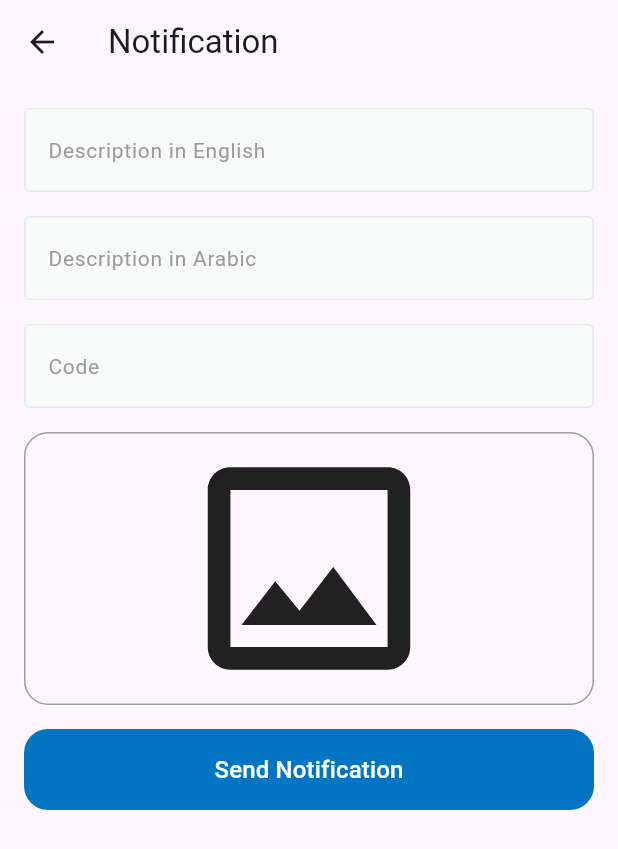
After one commit to youssef336/fashion_dashboard, a Flutter app: the NotificationView screen opened by its route, on a phone screen of 412 x 824 dp. The commit adds this screen. Shown: the top 849 px of the screen. Run offline on Flutter 3.47's test engine with Material 3 defaults, Android fonts, the phone set to English and light mode, and no system bars; drawn by our look-alikes of skeletonizer; our stand-ins replace bloc, cloud_firestore, dartz, equatable, firebase_auth, firebase_core and 7 more; accounts and stored records are empty.

Commit message:
add notification

```diff
--- a/lib/core/helper_functions/on_generate_routes.dart
+++ b/lib/core/helper_functions/on_generate_routes.dart
@@ -2,12 +2,15 @@ import 'package:fashion_dashboard/features/addproduct/presentation/views/addprod
 import 'package:fashion_dashboard/features/auth/presentation/views/login_view.dart';
 import 'package:fashion_dashboard/features/deleteproduct/presentation/views/delete_product_view.dart';
 import 'package:fashion_dashboard/features/home/presentation/views/home_view.dart';
+import 'package:fashion_dashboard/features/notification/presentation/views/notification_view.dart';
 import 'package:flutter/material.dart';
 
 Route<dynamic> onGenerateRoute(RouteSettings settings) {
   switch (settings.name) {
     case HomeView.routeName:
       return MaterialPageRoute(builder: (_) => const HomeView());
+    case NotificationView.routeName:
+      return MaterialPageRoute(builder: (_) => const NotificationView());
     case LoginView.routeName:
       return MaterialPageRoute(builder: (_) => const LoginView());
     case AddproductView.routeName:
--- a/lib/core/repo/addProduct/add_product_repo_impl.dart
+++ b/lib/core/repo/addProduct/add_product_repo_impl.dart
@@ -15,7 +15,7 @@ class AddProductRepoImpl implements AddProductRepo {
     try {
       await databaseService.addData(
         documentId: productEntity.docmentId,
-        path: Backendpoints.addProduct,
+        path: BackEndEndpoints.addProduct,
         data: ProductModel.fromEntity(productEntity).tojson(),
       );
       return const Right(null);
--- a/lib/core/repo/add_image/add_image_repo_impl.dart
+++ b/lib/core/repo/add_image/add_image_repo_impl.dart
@@ -15,7 +15,7 @@ class AddImageRepoImpl implements AddImageRepo {
     try {
       final url = await storageService.uploadfile(
         image!,
-        Backendpoints.addProduct,
+        BackEndEndpoints.addProduct,
       );
       return Right(url);
     } catch (e) {
--- a/lib/core/repo/customer_pay/customer_pay_repo_impl.dart
+++ b/lib/core/repo/customer_pay/customer_pay_repo_impl.dart
@@ -11,7 +11,7 @@ class CustomerPayRepoImpl implements CustomerPayRepo {
   Future<Either<Failure, void>> updateCustomerPay(bool ispay) async {
     try {
       await databaseService.updateData(
-        path: Backendpoints.pay,
+        path: BackEndEndpoints.pay,
         documentId: '1',
         data: {'isPay': ispay},
       );
--- a/lib/core/repo/fetchproduct/fetch_product_repo_impl.dart
+++ b/lib/core/repo/fetchproduct/fetch_product_repo_impl.dart
@@ -13,7 +13,7 @@ class FetchProductRepoImpl implements FetchProductRepo {
   Future<Either<Failure, void>> deleteProduct(String id) async {
     try {
       await databaseService.deleteData(
-        path: Backendpoints.fetchProduct,
+        path: BackEndEndpoints.fetchProduct,
         documentId: id,
       );
       return const Right(null);
@@ -26,7 +26,7 @@ class FetchProductRepoImpl implements FetchProductRepo {
   Future<Either<Failure, List<Map<String, dynamic>>>> fetchProduct() async {
     try {
       final data =
-          await databaseService.getData(path: Backendpoints.fetchProduct)
+          await databaseService.getData(path: BackEndEndpoints.fetchProduct)
               as List<Map<String, dynamic>>;
       return Right(data);
     } catch (e) {
--- a/lib/core/services/get_it_service.dart
+++ b/lib/core/services/get_it_service.dart
@@ -14,6 +14,8 @@ import 'package:fashion_dashboard/core/services/main/storage_service.dart';
 import 'package:fashion_dashboard/core/services/supabase_storage.dart';
 import 'package:fashion_dashboard/features/auth/data/repo/auth_repo_impl.dart';
 import 'package:fashion_dashboard/features/auth/domain/repo/auth_repo.dart';
+import 'package:fashion_dashboard/features/notification/data/repo/notification_repo_impl.dart';
+import 'package:fashion_dashboard/features/notification/domain/repo/notification_repo.dart';
 import 'package:get_it/get_it.dart';
 
 final getIt = GetIt.instance;
@@ -28,6 +30,9 @@ void setupGetIt() {
   getIt.registerLazySingleton<AddProductRepo>(
     () => AddProductRepoImpl(getIt<DatabaseService>()),
   );
+  getIt.registerLazySingleton<NotificationRepo>(
+    () => NotificationRepoImpl(getIt<DatabaseService>()),
+  );
   getIt.registerLazySingleton<AddImageRepo>(
     () => AddImageRepoImpl(getIt<StorageService>()),
   );
--- a/lib/core/services/main/database_service.dart
+++ b/lib/core/services/main/database_service.dart
@@ -9,6 +9,7 @@ abstract class DatabaseService {
     String? documentId,
     Map<String, dynamic>? query,
   });
+
   Future<void> deleteData({required String path, required String documentId});
   Future<void> updateData({
     required String path,
--- a/lib/core/utils/backendpoints.dart
+++ b/lib/core/utils/backendpoints.dart
@@ -1,4 +1,5 @@
-class Backendpoints {
+class BackEndEndpoints {
+  static const String addNotification = 'notifications';
   static const String addProduct = 'products';
   static const String addImage = 'images';
   static const String fetchProduct = 'products';
--- /dev/null
+++ b/lib/features/notification/domain/entities/notification_entity.dart
@@ -0,0 +1,21 @@
+import 'dart:io';
+
+class NotificationEntity {
+  final String descriptioninEnglish;
+  String? imageUrl;
+  final File image;
+  final String descriptionInArabic;
+  final String code;
+
+  final DateTime date;
+
+  NotificationEntity({
+    required this.code,
+
+    required this.image,
+    required this.descriptioninEnglish,
+    required this.descriptionInArabic,
+    this.imageUrl,
+    required this.date,
+  });
+}
--- /dev/null
+++ b/lib/features/notification/domain/repo/notification_repo.dart
@@ -0,0 +1,10 @@
+import 'package:dartz/dartz.dart';
+
+import '../../../../core/errors/failures.dart';
+import '../entities/notification_entity.dart';
+
+abstract class NotificationRepo {
+  Future<Either<Failure, void>> addNotification({
+    required NotificationEntity notificationEntity,
+  });
+}
--- /dev/null
+++ b/lib/features/notification/presentation/manager/cubits/notification/notification_cubit.dart
@@ -0,0 +1,34 @@
+import 'package:fashion_dashboard/core/repo/add_image/add_image_repo.dart';
+import 'package:fashion_dashboard/features/notification/domain/entities/notification_entity.dart';
+import 'package:fashion_dashboard/features/notification/domain/repo/notification_repo.dart';
+import 'package:fashion_dashboard/features/notification/presentation/manager/cubits/notification/notification_state.dart';
+import 'package:flutter_bloc/flutter_bloc.dart';
+
+class NotificationCubit extends Cubit<NotificationState> {
+  NotificationCubit(this.imageRepo, this.notificationRepo)
+    : super(const NotificationInitial());
+  final AddImageRepo imageRepo;
+  final NotificationRepo notificationRepo;
+
+  Future<void> addNotification(
+    NotificationEntity addNotificationInputEntity,
+  ) async {
+    emit((const NotificationLoading()));
+    var result = await imageRepo.addImage(addNotificationInputEntity.image);
+    result.fold(
+      (failure) => emit(NotificationFailure(message: failure.message)),
+      (url) async {
+        addNotificationInputEntity.imageUrl = url;
+        var result = await notificationRepo.addNotification(
+          notificationEntity: addNotificationInputEntity,
+        );
+        result.fold(
+          (failure) => emit(NotificationFailure(message: failure.message)),
+          (r) {
+            emit(const NotificationSuccess());
+          },
+        );
+      },
+    );
+  }
+}
--- /dev/null
+++ b/lib/features/notification/presentation/manager/cubits/notification/notification_state.dart
@@ -0,0 +1,20 @@
+sealed class NotificationState {
+  const NotificationState();
+}
+
+class NotificationInitial extends NotificationState {
+  const NotificationInitial();
+}
+
+class NotificationLoading extends NotificationState {
+  const NotificationLoading();
+}
+
+class NotificationSuccess extends NotificationState {
+  const NotificationSuccess();
+}
+
+class NotificationFailure extends NotificationState {
+  final String message;
+  const NotificationFailure({required this.message});
+}
--- /dev/null
+++ b/lib/features/notification/presentation/views/notification_view.dart
@@ -0,0 +1,28 @@
+import 'package:fashion_dashboard/core/repo/add_image/add_image_repo.dart';
+import 'package:fashion_dashboard/core/services/get_it_service.dart';
+import 'package:fashion_dashboard/features/notification/domain/repo/notification_repo.dart';
+import 'package:fashion_dashboard/features/notification/presentation/manager/cubits/notification/notification_cubit.dart';
+import 'package:flutter/material.dart';
+import 'package:flutter_bloc/flutter_bloc.dart';
+
+import 'widgets/notification_view_body.dart';
+
+class NotificationView extends StatelessWidget {
+  const NotificationView({super.key});
+  static const String routeName = '/notification';
+  @override
+  Widget build(BuildContext context) {
+    return BlocProvider(
+      create: (context) => NotificationCubit(
+        getIt.get<AddImageRepo>(),
+        getIt.get<NotificationRepo>(),
+      ),
+      child: Scaffold(
+        appBar: AppBar(title: const Text('Notification')),
+        body: const NotificationViewBody(),
+      ),
+    );
+  }
+}
+
+class NotificationImageRepo {}
--- /dev/null
+++ b/lib/features/notification/presentation/views/widgets/notification_view_body.dart
@@ -0,0 +1,107 @@
+import 'dart:io';
+
+import 'package:fashion_dashboard/core/widgets/custom_buttom.dart';
+import 'package:fashion_dashboard/core/widgets/custom_text_feild.dart';
+import 'package:fashion_dashboard/features/addproduct/presentation/views/widgets/image_feild.dart';
+import 'package:fashion_dashboard/features/notification/domain/entities/notification_entity.dart';
+import 'package:fashion_dashboard/features/notification/presentation/manager/cubits/notification/notification_cubit.dart';
+import 'package:fashion_dashboard/features/notification/presentation/manager/cubits/notification/notification_state.dart';
+import 'package:flutter/material.dart';
+import 'package:flutter_bloc/flutter_bloc.dart';
+
+class NotificationViewBody extends StatefulWidget {
+  const NotificationViewBody({super.key});
+
+  @override
+  State<NotificationViewBody> createState() => _NotificationViewBodyState();
+}
+
+class _NotificationViewBodyState extends State<NotificationViewBody> {
+  final _formKey = GlobalKey<FormState>();
+  String? _description;
+  String? descriptioninArabic;
+  String? code;
+  double? discount;
+
+  File? _image;
+  final DateTime _date = DateTime.now();
+  AutovalidateMode autovalidateMode = AutovalidateMode.disabled;
+
+  @override
+  Widget build(BuildContext context) {
+    return BlocBuilder<NotificationCubit, NotificationState>(
+      builder: (context, state) {
+        if (state is NotificationLoading) {
+          return const Center(child: CircularProgressIndicator());
+        }
+
+        return Padding(
+          padding: const EdgeInsets.symmetric(horizontal: 16.0),
+          child: SingleChildScrollView(
+            child: Form(
+              key: _formKey,
+              child: Column(
+                children: [
+                  const SizedBox(height: 16),
+                  CustomTextFormFeild(
+                    hintText: "Description in English",
+                    textInputType: TextInputType.text,
+                    onSaved: (value) => _description = value,
+                  ),
+                  const SizedBox(height: 16),
+                  CustomTextFormFeild(
+                    hintText: "Description in Arabic",
+                    textInputType: TextInputType.text,
+                    onSaved: (value) => descriptioninArabic = value,
+                  ),
+                  const SizedBox(height: 16),
+
+                  CustomTextFormFeild(
+                    hintText: "Code",
+                    textInputType: TextInputType.text,
+                    onSaved: (value) => code = value,
+                  ),
+                  const SizedBox(height: 16),
+                  ImageFeild(
+                    onImageSelected: (value) {
+                      setState(() {
+                        _image = value;
+                      });
+                    },
+                  ),
+                  const SizedBox(height: 16),
+                  if (state is NotificationSuccess)
+                    const Text('Notification sent successfully!'),
+                  if (state is NotificationFailure)
+                    Text('Error: ${state.message}'),
+                  CustomButtom(
+                    text: 'Send Notification',
+                    onPressed: () {
+                      if (_formKey.currentState!.validate()) {
+                        _formKey.currentState!.save();
+                        if (_image != null) {
+                          context.read<NotificationCubit>().addNotification(
+                            NotificationEntity(
+                              code: code!,
+
+                              descriptionInArabic: descriptioninArabic!,
+                              descriptioninEnglish: _description!,
+                              image: _image!,
+                              date: _date,
+                            ),
+                          );
+                        } else {
+                          autovalidateMode = AutovalidateMode.always;
+                        }
+                      }
+                    },
+                  ),
+                ],
+              ),
+            ),
+          ),
+        );
+      },
+    );
+  }
+}
--- a/lib/main.dart
+++ b/lib/main.dart
@@ -4,16 +4,19 @@ import 'package:fashion_dashboard/core/helper_functions/on_generate_routes.dart'
 import 'package:fashion_dashboard/core/services/firebase_auth_service.dart';
 import 'package:fashion_dashboard/core/services/get_it_service.dart';
 import 'package:fashion_dashboard/core/services/shared_preferences_service.dart';
+
 import 'package:fashion_dashboard/features/auth/presentation/views/login_view.dart';
 import 'package:fashion_dashboard/features/home/presentation/views/home_view.dart';
 import 'package:fashion_dashboard/firebase_options.dart';
 import 'package:fashion_dashboard/secret_conatant.dart';
 import 'package:firebase_core/firebase_core.dart';
+import 'package:firebase_messaging/firebase_messaging.dart';
 import 'package:flutter/material.dart';
 import 'package:supabase_flutter/supabase_flutter.dart';
 
 void main() async {
   WidgetsFlutterBinding.ensureInitialized();
+
   await Supabase.initialize(url: KsupabaseUrl, anonKey: KsupabaseKey);
   setupGetIt();
   await Prefs.init();
--- a/pubspec.yaml
+++ b/pubspec.yaml
@@ -39,7 +39,7 @@ dependencies:
   dartz: ^0.10.1
   firebase_analytics: ^11.5.2
   firebase_auth: ^5.6.2
-  firebase_core: ^3.15.1
+  firebase_core: ^3.15.2
   bloc: ^9.0.0
   flutter_bloc: ^9.1.1
   supabase_flutter: ^2.9.1
@@ -50,6 +50,9 @@ dependencies:
   equatable: ^2.0.5
   shared_preferences: ^2.5.3
   flutter_launcher_icons: ^0.14.4
+  firebase_messaging: ^15.2.10
+  flutter_local_notifications: ^19.4.2
+  googleapis_auth: ^2.0.0
 
 dev_dependencies:
   flutter_test:
```
Also changed, not shown: lib/features/notification/data/models/notification_model.dart (added, +52 -0 lines), lib/features/notification/data/repo/notification_repo_impl.dart (added, +30 -0 lines), pubspec.lock, 3 other files.
